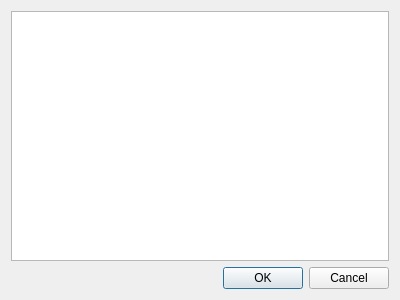
The window that comment_editor.ui (uliss/patch_scene) describes before a commit, drawn with Qt 5.
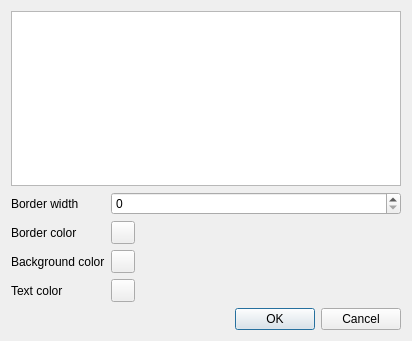
The same window after the commit.

Commit message: basic comment props edit

Diff of the .ui file:
```diff
--- a/comment_editor.ui
+++ b/comment_editor.ui
@@ -6,8 +6,8 @@
    <rect>
     <x>0</x>
     <y>0</y>
-    <width>400</width>
-    <height>300</height>
+    <width>412</width>
+    <height>341</height>
    </rect>
   </property>
   <property name="windowTitle">
@@ -17,6 +17,62 @@
    <item>
     <widget class="QPlainTextEdit" name="textEdit"/>
    </item>
+   <item>
+    <layout class="QFormLayout" name="formLayout">
+     <item row="0" column="0">
+      <widget class="QLabel" name="label">
+       <property name="text">
+        <string>Border width</string>
+       </property>
+      </widget>
+     </item>
+     <item row="0" column="1">
+      <widget class="QSpinBox" name="borderWidth"/>
+     </item>
+     <item row="1" column="0">
+      <widget class="QLabel" name="label_2">
+       <property name="text">
+        <string>Border color</string>
+       </property>
+      </widget>
+     </item>
+     <item row="2" column="0">
+      <widget class="QLabel" name="label_3">
+       <property name="text">
+        <string>Background color</string>
+       </property>
+      </widget>
+     </item>
+     <item row="3" column="0">
+      <widget class="QLabel" name="label_4">
+       <property name="text">
+        <string>Text color</string>
+       </property>
+      </widget>
+     </item>
+     <item row="1" column="1">
+      <widget class="QToolButton" name="borderColorBtn">
+       <property name="text">
+        <string/>
+       </property>
+      </widget>
+     </item>
+     <item row="2" column="1">
+      <widget class="QToolButton" name="backgroundColorBtn">
+       <property name="text">
+        <string/>
+       </property>
+      </widget>
+     </item>
+     <item row="3" column="1">
+      <widget class="QToolButton" name="textColorBtn">
+       <property name="text">
+        <string/>
+       </property>
+      </widget>
+     </item>
+    </layout>
+   </item>
    <item>
     <widget class="QDialogButtonBox" name="buttonBox">
      <property name="orientation">
```
The commit also changes 1 other file.
